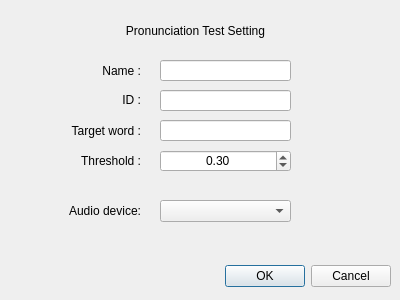
First picture: the form in util/StartUI.ui, repository thdals3407/Pronunciation-Game-Control, before the edit.
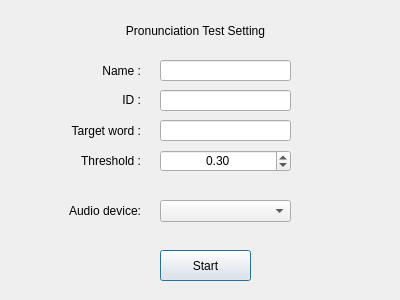
Second picture: the form after the edit.

The edit to the form file:
```diff
--- a/util/StartUI.ui
+++ b/util/StartUI.ui
@@ -13,22 +13,6 @@
   <property name="windowTitle">
    <string>Dialog</string>
   </property>
-  <widget class="QDialogButtonBox" name="buttonBox">
-   <property name="geometry">
-    <rect>
-     <x>50</x>
-     <y>260</y>
-     <width>341</width>
-     <height>32</height>
-    </rect>
-   </property>
-   <property name="orientation">
-    <enum>Qt::Horizontal</enum>
-   </property>
-   <property name="standardButtons">
-    <set>QDialogButtonBox::Cancel|QDialogButtonBox::Ok</set>
-   </property>
-  </widget>
   <widget class="QLabel" name="label">
    <property name="geometry">
     <rect>
@@ -184,6 +168,19 @@
     <double>0.300000000000000</double>
    </property>
   </widget>
+  <widget class="QPushButton" name="pushButton">
+   <property name="geometry">
+    <rect>
+     <x>160</x>
+     <y>250</y>
+     <width>91</width>
+     <height>31</height>
+    </rect>
+   </property>
+   <property name="text">
+    <string>Start</string>
+   </property>
+  </widget>
  </widget>
  <resources/>
  <connections>
```
Left out of the diff: 35 changed lines with no effect on the pictures.
